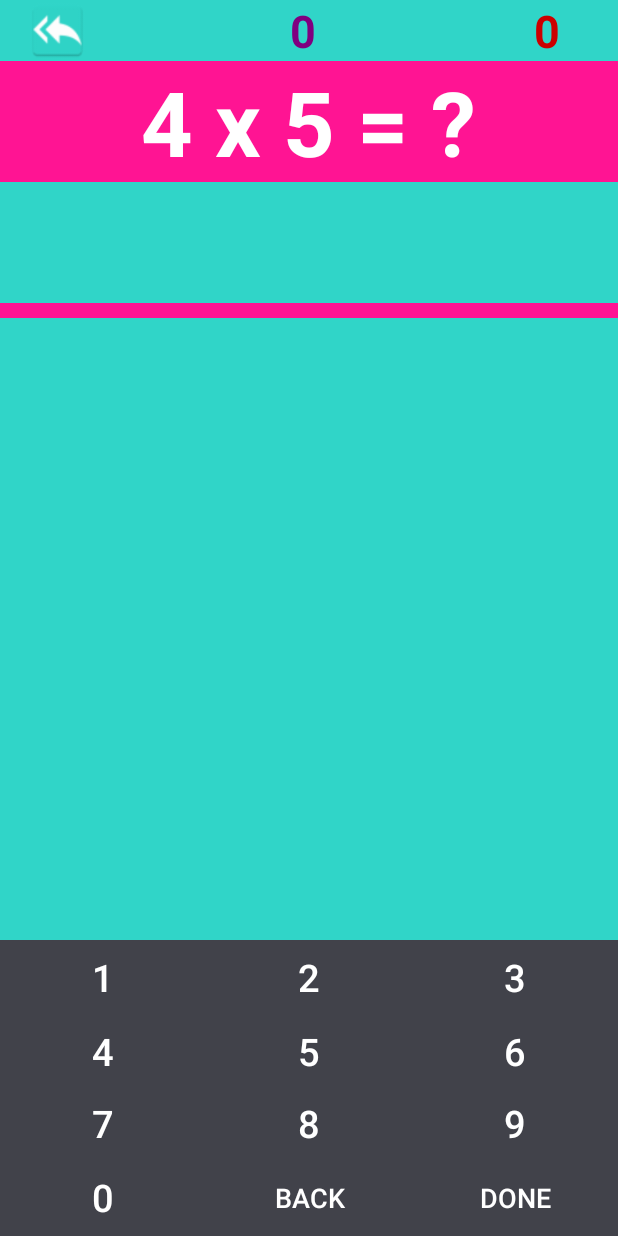
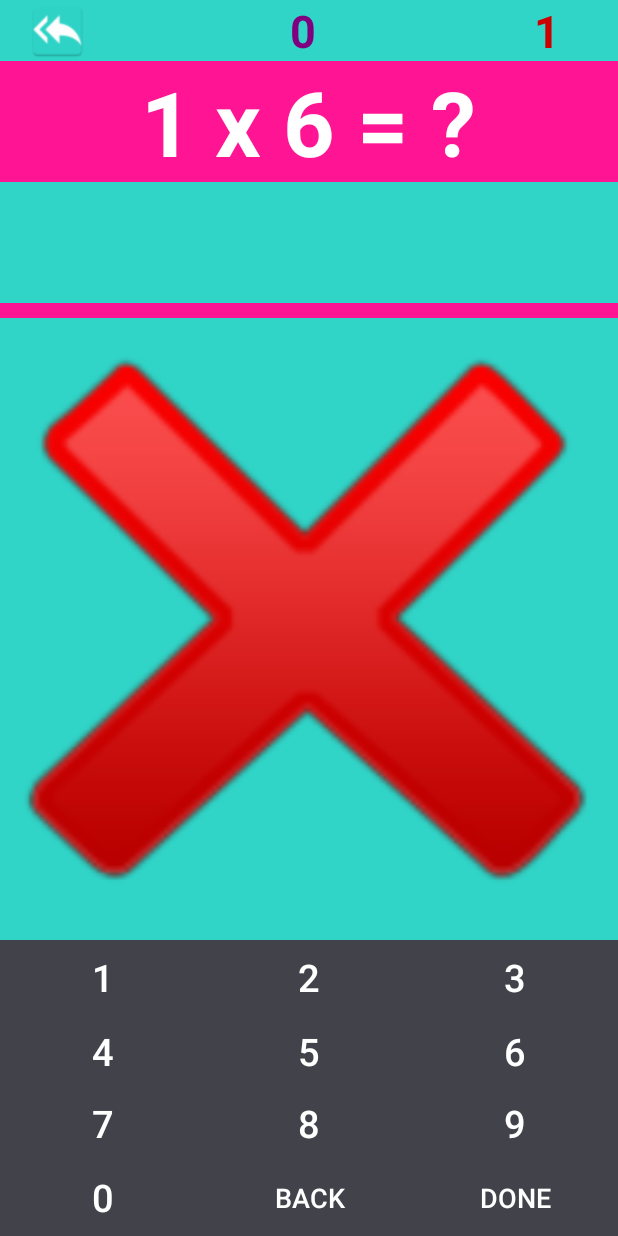
Before and after one commit to CheetaTech/MultiplicationTable, an Android app: the TrainingActivity screen opened directly, with no data from a screen before it, after a tap on "DONE", on a phone screen of 412 x 824 dp. Run offline under Robolectric (Android 15) with nearby library versions, the phone set to English and light mode, and no system bars; 3 statements that could not run were skipped.

```diff
--- a/app/src/main/java/com/multiplationtable/TrainingActivity.java
+++ b/app/src/main/java/com/multiplationtable/TrainingActivity.java
@@ -47,7 +47,6 @@ public class TrainingActivity extends AppCompatActivity implements View.OnClickL
 
     ImageView answerImage = null;
     TrainingController controller = null;
-    private int correctValue = 0, wrongValue = 0;
     /**
      * İkon olarak doğru ise drawable icindeki correct_image
      * yanlışlarda ise wrong_image imgesi kullanılacaktır.
@@ -69,14 +68,16 @@ public class TrainingActivity extends AppCompatActivity implements View.OnClickL
         answerText = (TextView)findViewById(R.id.answerText);
         questionText = (TextView)findViewById(R.id.questionText);
         answerImage = (ImageView)findViewById(R.id.answerImageView);
-        ((TextView)findViewById(R.id.wrongValText)).setText(String.valueOf(wrongValue));
-        ((TextView)findViewById(R.id.correctValText)).setText(String.valueOf(correctValue));
+
 
 
 
         controller = new TrainingController(getApplicationContext());
+        controller.setSelectedList(SelectionController.getInstance().getNumberList());
         controller.setListener(this);
         controller.askQuestion();
+        ((TextView)findViewById(R.id.wrongValText)).setText(String.valueOf(controller.getWrongValueScore()));
+        ((TextView)findViewById(R.id.correctValText)).setText(String.valueOf(controller.getCorrectValueScore()));
     }
 
     @Override
@@ -135,27 +136,29 @@ public class TrainingActivity extends AppCompatActivity implements View.OnClickL
     }
 
     @Override
-    public void OnCorrectAnswer(Bitmap bitmap) {
-        answerImage.setVisibility(View.VISIBLE);
+    public void OnCorrectAnswer(Bitmap bitmap,int correctValueScore) {
+        //answerImage.setVisibility(View.VISIBLE);
+        ((TextView)findViewById(R.id.correctValText)).setText(String.valueOf(correctValueScore));
         answerImage.setImageBitmap(bitmap);
-        ((TextView)findViewById(R.id.correctValText)).setText(String.valueOf(correctValue++));
+
         answerText.setText("");
         trainingModel.clearKeyboard();
         controller.askQuestion();
-        answerImage.setVisibility(View.INVISIBLE);
+        //answerImage.setVisibility(View.INVISIBLE);
 
     }
 
     @Override
-    public void OnWrongAnswer(Bitmap bitmap) {
-        answerImage.setVisibility(View.VISIBLE);
+    public void OnWrongAnswer(Bitmap bitmap,int wrongValueScore) {
+        //answerImage.setVisibility(View.VISIBLE);
+
+        ((TextView) findViewById(R.id.wrongValText)).setText(String.valueOf(wrongValueScore));
         answerImage.setImageBitmap(bitmap);
-        ((TextView) findViewById(R.id.wrongValText)).setText(String.valueOf(wrongValue++));
 
         answerText.setText("");
         trainingModel.clearKeyboard();
         controller.askQuestion();
-        answerImage.setVisibility(View.INVISIBLE);
+        //answerImage.setVisibility(View.INVISIBLE);
         controller.askQuestion();
     }
 
--- a/app/src/main/java/controller/TrainingController.java
+++ b/app/src/main/java/controller/TrainingController.java
@@ -10,21 +10,24 @@ import com.multiplationtable.R;
 import com.multiplationtable.TrainingActivity;
 
 import java.util.ArrayList;
+import java.util.Random;
 
 import model.TrainingModel;
 
 public class TrainingController {
 
     public interface OnQuestionAskingListener{
-        void OnCorrectAnswer(Bitmap correctBitmap);
-        void OnWrongAnswer(Bitmap wrongBitmap);
+        void OnCorrectAnswer(Bitmap correctBitmap,int correctValScore);
+        void OnWrongAnswer(Bitmap wrongBitmap,int wrongValScore);
         void OnQuestion(String message);
     }
 
+    private Random random = null;
     private int firstInt =1 ;
     private int secondInt = 2;
     private int responseInt;
     Bitmap correctBitmap,wrongBitmap;
+    private int correctValueScore = 0,wrongValueScore =0;
     private OnQuestionAskingListener listener = null;
 
     private ArrayList<Integer> list = new ArrayList<Integer>();
@@ -32,6 +35,9 @@ public class TrainingController {
     public TrainingController()
     {
         trainingModel = new TrainingModel();
+        random = new Random();
+        correctValueScore = 0;
+        wrongValueScore = 0;
     }
     public TrainingController(Context context)
     {
@@ -40,6 +46,10 @@ public class TrainingController {
                 R.drawable.correct_image);
         wrongBitmap = BitmapFactory.decodeResource(context.getResources(),
                 R.drawable.wrong_image);
+
+        random = new Random();
+        correctValueScore = 0;
+        wrongValueScore = 0;
     }
 
     public void addNumber(String number)
@@ -58,8 +68,17 @@ public class TrainingController {
 
     public void askQuestion()
     {
-        this.firstInt += 1 ;
-        this.secondInt += 1 ;
+
+        int listSize = list.size();
+
+        Log.e("SIZE",""+listSize);
+        int randomlistIndex = random.nextInt(listSize);
+        this.firstInt = list.get(randomlistIndex);
+        this.secondInt = random.nextInt(10)+1;
+
+
+        //this.firstInt += 1 ;
+        //this.secondInt += 1 ;
         this.responseInt = this.firstInt * this.secondInt;
         listener.OnQuestion(String.valueOf(this.firstInt)+" x "+this.secondInt+" = ?");
     }
@@ -70,10 +89,12 @@ public class TrainingController {
         if(val == responseInt)
         {
             Log.e("RESPONSE","Cevap Doğrudur.");
-            listener.OnCorrectAnswer(correctBitmap);
+            correctValueScore += 1;
+            listener.OnCorrectAnswer(correctBitmap,correctValueScore);
         }else{
             Log.e("RESPONSE","Cevap Yanlıştır");
-            listener.OnWrongAnswer(wrongBitmap);
+            wrongValueScore += 1;
+            listener.OnWrongAnswer(wrongBitmap,wrongValueScore);
         }
         // burada son sorulan sorunun cevabı ile karşılaştırılacak
     }
@@ -87,4 +108,13 @@ public class TrainingController {
         return this.wrongBitmap;
     }
 
+    public int getCorrectValueScore()
+    {
+        return this.correctValueScore;
+    }
+    public int getWrongValueScore()
+    {
+        return this.wrongValueScore;
+    }
+
 }
--- a/app/src/main/res/layout/content_learn.xml
+++ b/app/src/main/res/layout/content_learn.xml
@@ -214,6 +214,7 @@
         android:layout_below="@+id/secondLineLinearLayout"
         >
         <ImageView
+            android:id="@+id/learnImageView"
             android:layout_width="match_parent"
             android:layout_height="match_parent"
             android:layout_marginRight="20dp"
```
Also changed, not shown: app/src/main/java/com/multiplationtable/LearnActivity.java (+45 -2 lines), app/src/main/java/controller/LearningController.java (+50 -0 lines).
